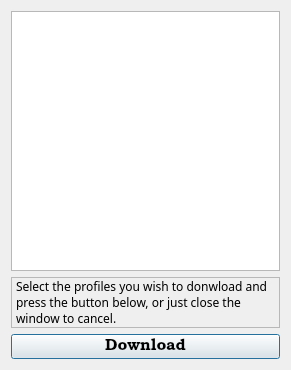
Old version of the form clouddialog.ui in the repository barbosaMatheus/USR_Coffee_Profiles.
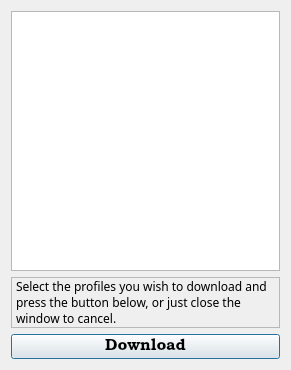
New version of the form.

Commit message: Added 3 different directories so customers can store profiles for multiple roaster sizes and keep them separate. Also made is backwards compatible so it will not crash with an older profiles.json format.

```diff
--- a/clouddialog.ui
+++ b/clouddialog.ui
@@ -43,7 +43,7 @@
       <number>5</number>
      </property>
      <property name="text">
-      <string>&lt;html&gt;&lt;head/&gt;&lt;body&gt;&lt;p&gt;&lt;span style=&quot; font-size:9pt;&quot;&gt;Select the profiles you wish to donwload and press the button below, or just close the window to cancel.&lt;/span&gt;&lt;/p&gt;&lt;/body&gt;&lt;/html&gt;</string>
+      <string>&lt;html&gt;&lt;head/&gt;&lt;body&gt;&lt;p&gt;&lt;span style=&quot; font-size:9pt;&quot;&gt;Select the profiles you wish to download and press the button below, or just close the window to cancel.&lt;/span&gt;&lt;/p&gt;&lt;/body&gt;&lt;/html&gt;</string>
      </property>
      <property name="wordWrap">
       <bool>true</bool>
```
The commit also changes 41 other files.
